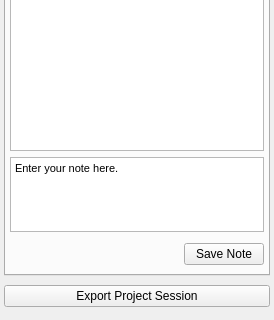
The window that src/Interface/Application/ProjectDockWidget.ui (SCIInstitute/Seg3D) describes before a commit, drawn with Qt 5; both pictures show x 0 to 274 and y 481 to 801 of the 274 by 801 pixel window.
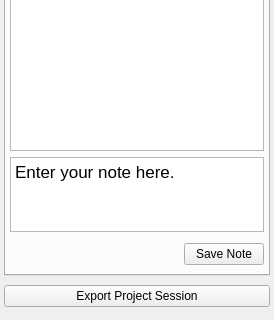
The same window after the commit. The open tabs and pages were chosen to show the change.

Diff of the .ui file:
```diff
--- a/src/Interface/Application/ProjectDockWidget.ui
+++ b/src/Interface/Application/ProjectDockWidget.ui
@@ -534,8 +534,8 @@
            <string>&lt;!DOCTYPE HTML PUBLIC &quot;-//W3C//DTD HTML 4.0//EN&quot; &quot;http://www.w3.org/TR/REC-html40/strict.dtd&quot;&gt;
 &lt;html&gt;&lt;head&gt;&lt;meta name=&quot;qrichtext&quot; content=&quot;1&quot; /&gt;&lt;style type=&quot;text/css&quot;&gt;
 p, li { white-space: pre-wrap; }
-&lt;/style&gt;&lt;/head&gt;&lt;body style=&quot; font-family:'MS Shell Dlg 2'; font-size:8.25pt; font-weight:400; font-style:normal;&quot;&gt;
-&lt;p style=&quot; margin-top:0px; margin-bottom:0px; margin-left:0px; margin-right:0px; -qt-block-indent:0; text-indent:0px;&quot;&gt;&lt;span style=&quot; font-size:8pt;&quot;&gt;Enter your note here.&lt;/span&gt;&lt;/p&gt;&lt;/body&gt;&lt;/html&gt;</string>
+&lt;/style&gt;&lt;/head&gt;&lt;body style=&quot; font-family:'Lucida Grande'; font-size:13pt; font-weight:400; font-style:normal;&quot;&gt;
+&lt;p style=&quot; margin-top:0px; margin-bottom:0px; margin-left:0px; margin-right:0px; -qt-block-indent:0; text-indent:0px;&quot;&gt;Enter your note here.&lt;/p&gt;&lt;/body&gt;&lt;/html&gt;</string>
           </property>
           <property name="acceptRichText">
            <bool>false</bool>
```
Left out of the diff: 2 changed lines with no effect on the pictures.
